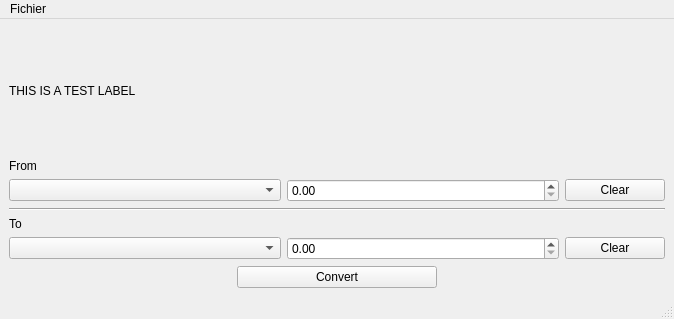
Qt form currency-converter/mainwindow.ui (xavier-berthiaume/currency-converter) before a commit.
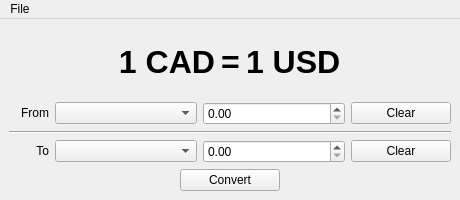
The same form after that commit.

```diff
--- a/currency-converter/mainwindow.ui
+++ b/currency-converter/mainwindow.ui
@@ -6,10 +6,28 @@
    <rect>
     <x>0</x>
     <y>0</y>
-    <width>674</width>
-    <height>319</height>
+    <width>460</width>
+    <height>200</height>
    </rect>
   </property>
+  <property name="sizePolicy">
+   <sizepolicy hsizetype="Fixed" vsizetype="Fixed">
+    <horstretch>0</horstretch>
+    <verstretch>0</verstretch>
+   </sizepolicy>
+  </property>
+  <property name="minimumSize">
+   <size>
+    <width>460</width>
+    <height>200</height>
+   </size>
+  </property>
+  <property name="maximumSize">
+   <size>
+    <width>460</width>
+    <height>200</height>
+   </size>
+  </property>
   <property name="windowTitle">
    <string>MainWindow</string>
   </property>
@@ -19,27 +37,84 @@
   <widget class="QWidget" name="centralwidget">
    <layout class="QVBoxLayout" name="verticalLayout">
     <item>
-     <widget class="QLabel" name="testinglabel">
-      <property name="text">
-       <string>THIS IS A TEST LABEL</string>
-      </property>
-     </widget>
-    </item>
-    <item>
-     <widget class="QLabel" name="currency1Title">
-      <property name="sizePolicy">
-       <sizepolicy hsizetype="Preferred" vsizetype="Fixed">
-        <horstretch>0</horstretch>
-        <verstretch>0</verstretch>
-       </sizepolicy>
-      </property>
-      <property name="text">
-       <string>From &lt;currency&gt;</string>
-      </property>
-     </widget>
+     <layout class="QHBoxLayout" name="horizontalLayout_3">
+      <item>
+       <widget class="QLabel" name="currency1Label">
+        <property name="font">
+         <font>
+          <pointsize>24</pointsize>
+          <bold>true</bold>
+         </font>
+        </property>
+        <property name="text">
+         <string notr="true">1 CAD</string>
+        </property>
+        <property name="alignment">
+         <set>Qt::AlignRight|Qt::AlignTrailing|Qt::AlignVCenter</set>
+        </property>
+       </widget>
+      </item>
+      <item>
+       <widget class="QLabel" name="jumbotronLabel">
+        <property name="sizePolicy">
+         <sizepolicy hsizetype="Fixed" vsizetype="Preferred">
+          <horstretch>0</horstretch>
+          <verstretch>0</verstretch>
+         </sizepolicy>
+        </property>
+        <property name="font">
+         <font>
+          <pointsize>24</pointsize>
+          <bold>true</bold>
+         </font>
+        </property>
+        <property name="text">
+         <string notr="true">=</string>
+        </property>
+        <property name="alignment">
+         <set>Qt::AlignCenter</set>
+        </property>
+       </widget>
+      </item>
+      <item>
+       <widget class="QLabel" name="currency2abel">
+        <property name="font">
+         <font>
+          <pointsize>24</pointsize>
+          <bold>true</bold>
+         </font>
+        </property>
+        <property name="text">
+         <string notr="true">1 USD</string>
+        </property>
+       </widget>
+      </item>
+     </layout>
     </item>
     <item>
      <layout class="QHBoxLayout" name="horizontalLayout">
+      <item>
+       <widget class="QLabel" name="currency1Presenter">
+        <property name="sizePolicy">
+         <sizepolicy hsizetype="Fixed" vsizetype="Fixed">
+          <horstretch>0</horstretch>
+          <verstretch>0</verstretch>
+         </sizepolicy>
+        </property>
+        <property name="minimumSize">
+         <size>
+          <width>40</width>
+          <height>0</height>
+         </size>
+        </property>
+        <property name="text">
+         <string>From</string>
+        </property>
+        <property name="alignment">
+         <set>Qt::AlignRight|Qt::AlignTrailing|Qt::AlignVCenter</set>
+        </property>
+       </widget>
+      </item>
       <item>
        <widget class="QComboBox" name="currency1ComboBox"/>
       </item>
@@ -83,21 +158,30 @@
       </property>
      </widget>
     </item>
-    <item>
-     <widget class="QLabel" name="currency2Title">
-      <property name="sizePolicy">
-       <sizepolicy hsizetype="Preferred" vsizetype="Fixed">
-        <horstretch>0</horstretch>
-        <verstretch>0</verstretch>
-       </sizepolicy>
-      </property>
-      <property name="text">
-       <string>To &lt;currency&gt;</string>
-      </property>
-     </widget>
-    </item>
     <item>
      <layout class="QHBoxLayout" name="horizontalLayout_2">
+      <item>
+       <widget class="QLabel" name="currency2Presenter">
+        <property name="sizePolicy">
+         <sizepolicy hsizetype="Fixed" vsizetype="Fixed">
+          <horstretch>0</horstretch>
+          <verstretch>0</verstretch>
+         </sizepolicy>
+        </property>
+        <property name="minimumSize">
+         <size>
+          <width>40</width>
+          <height>0</height>
+         </size>
+        </property>
+        <property name="text">
+         <string>To</string>
+        </property>
+        <property name="alignment">
+         <set>Qt::AlignRight|Qt::AlignTrailing|Qt::AlignVCenter</set>
+        </property>
+       </widget>
+      </item>
       <item>
        <widget class="QComboBox" name="currency2ComboBox"/>
       </item>
@@ -135,7 +219,7 @@
       </property>
       <property name="minimumSize">
        <size>
-        <width>200</width>
+        <width>100</width>
         <height>0</height>
        </size>
       </property>
@@ -151,20 +235,19 @@
     <rect>
      <x>0</x>
      <y>0</y>
-     <width>674</width>
+     <width>460</width>
      <height>23</height>
     </rect>
    </property>
    <widget class="QMenu" name="menuFile">
     <property name="title">
-     <string>Fichier</string>
+     <string>File</string>
     </property>
     <addaction name="actionParametres"/>
     <addaction name="actionContact"/>
    </widget>
    <addaction name="menuFile"/>
   </widget>
-  <widget class="QStatusBar" name="statusbar"/>
   <action name="actionParametres">
    <property name="text">
     <string>Paramètres</string>
```
Left out of the diff: 4 changed lines with no effect on the pictures.
